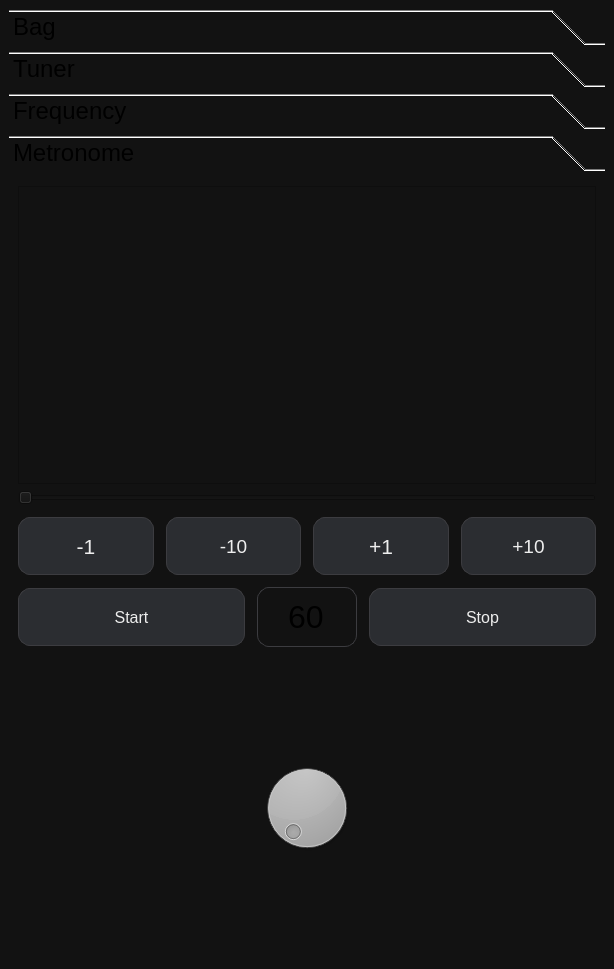
DjamesSuhanko/Musicool, file mainwindow.ui: the form before one commit.
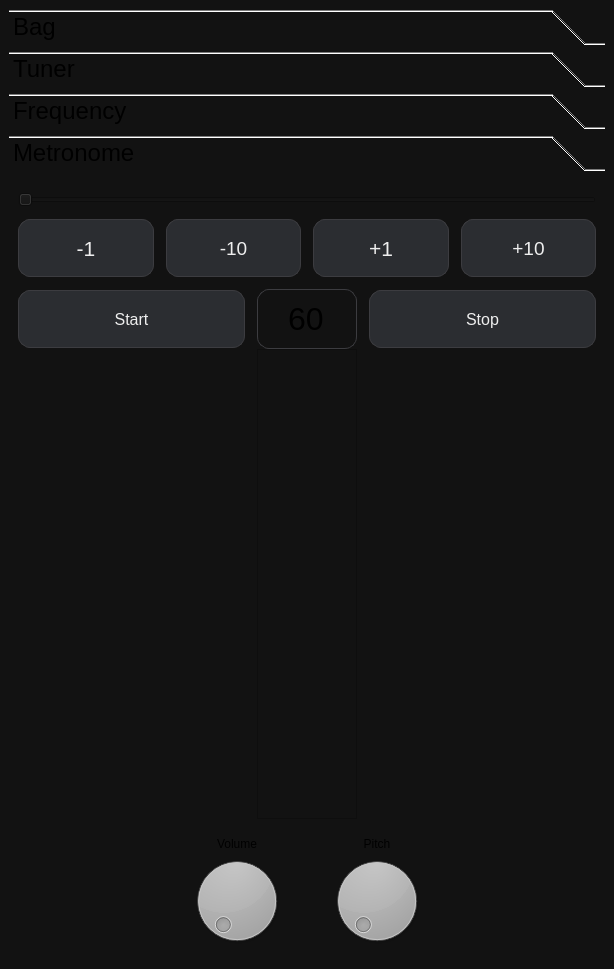
The form after the commit. The open tabs and pages were chosen to show the change. Custom widgets are drawn as their Qt base class.

Commit message: Implementado 1o nivel de volume (TODO: implementar segundo nivel)

```diff
--- a/mainwindow.ui
+++ b/mainwindow.ui
@@ -47,7 +47,7 @@
          </font>
         </property>
         <property name="currentIndex">
-         <number>0</number>
+         <number>3</number>
         </property>
         <property name="tabSpacing">
          <number>6</number>
@@ -1214,14 +1214,7 @@
                 </property>
                </spacer>
               </item>
-              <item row="0" column="1">
-               <widget class="ModernDial" name="dialMetronome">
-                <property name="wrapping">
-                 <bool>false</bool>
-                </property>
-               </widget>
-              </item>
-              <item row="0" column="2">
+              <item row="0" column="4">
                <spacer name="horizontalSpacer_2">
                 <property name="orientation">
                  <enum>Qt::Orientation::Horizontal</enum>
@@ -1234,6 +1227,61 @@
                 </property>
                </spacer>
               </item>
+              <item row="0" column="1">
+               <layout class="QHBoxLayout" name="horizontalLayout">
+                <item>
+                 <layout class="QGridLayout" name="gridLayout_28">
+                  <item row="0" column="0">
+                   <widget class="QLabel" name="label_2">
+                    <property name="text">
+                     <string>Volume</string>
+                    </property>
+                    <property name="alignment">
+                     <set>Qt::AlignmentFlag::AlignCenter</set>
+                    </property>
+                   </widget>
+                  </item>
+                  <item row="1" column="0">
+                   <widget class="ModernDial" name="dialMetronomeVolume"/>
+                  </item>
+                 </layout>
+                </item>
+                <item>
+                 <spacer name="horizontalSpacer_3">
+                  <property name="orientation">
+                   <enum>Qt::Orientation::Horizontal</enum>
+                  </property>
+                  <property name="sizeHint" stdset="0">
+                   <size>
+                    <width>40</width>
+                    <height>20</height>
+                   </size>
+                  </property>
+                 </spacer>
+                </item>
+                <item>
+                 <layout class="QGridLayout" name="gridLayout_27">
+                  <item row="1" column="0">
+                   <widget class="ModernDial" name="dialMetronome">
+                    <property name="wrapping">
+                     <bool>false</bool>
+                    </property>
+                   </widget>
+                  </item>
+                  <item row="0" column="0">
+                   <widget class="QLabel" name="label">
+                    <property name="text">
+                     <string>Pitch</string>
+                    </property>
+                    <property name="alignment">
+                     <set>Qt::AlignmentFlag::AlignCenter</set>
+                    </property>
+                   </widget>
+                  </item>
+                 </layout>
+                </item>
+               </layout>
+              </item>
              </layout>
             </item>
             <item row="1" column="0">
@@ -1260,7 +1308,7 @@
                     <property name="minimumSize">
                      <size>
                       <width>0</width>
-                      <height>50</height>
+                      <height>58</height>
                      </size>
                     </property>
                     <property name="maximumSize">
@@ -1287,7 +1335,7 @@
                     <property name="minimumSize">
                      <size>
                       <width>0</width>
-                      <height>50</height>
+                      <height>58</height>
                      </size>
                     </property>
                     <property name="maximumSize">
@@ -1314,7 +1362,7 @@
                     <property name="minimumSize">
                      <size>
                       <width>0</width>
-                      <height>50</height>
+                      <height>58</height>
                      </size>
                     </property>
                     <property name="maximumSize">
@@ -1341,7 +1389,7 @@
                     <property name="minimumSize">
                      <size>
                       <width>0</width>
-                      <height>50</height>
+                      <height>58</height>
                      </size>
                     </property>
                     <property name="maximumSize">
@@ -1400,6 +1448,33 @@
                     </property>
                    </widget>
                   </item>
+                  <item row="0" column="2">
+                   <widget class="QPushButton" name="pushButton_stop">
+                    <property name="minimumSize">
+                     <size>
+                      <width>0</width>
+                      <height>58</height>
+                     </size>
+                    </property>
+                    <property name="maximumSize">
+                     <size>
+                      <width>16777215</width>
+                      <height>16777215</height>
+                     </size>
+                    </property>
+                    <property name="font">
+                     <font>
+                      <pointsize>12</pointsize>
+                     </font>
+                    </property>
+                    <property name="text">
+                     <string>Stop</string>
+                    </property>
+                    <property name="checkable">
+                     <bool>false</bool>
+                    </property>
+                   </widget>
+                  </item>
                   <item row="0" column="1">
                    <widget class="QLineEdit" name="lineEdit_metronome">
                     <property name="sizePolicy">
@@ -1433,30 +1508,13 @@
                     </property>
                    </widget>
                   </item>
-                  <item row="0" column="2">
-                   <widget class="QPushButton" name="pushButton_stop">
-                    <property name="minimumSize">
-                     <size>
-                      <width>0</width>
-                      <height>58</height>
-                     </size>
+                  <item row="1" column="1">
+                   <widget class="QFrame" name="frame_2">
+                    <property name="frameShape">
+                     <enum>QFrame::Shape::StyledPanel</enum>
                     </property>
-                    <property name="maximumSize">
-                     <size>
-                      <width>16777215</width>
-                      <height>16777215</height>
-                     </size>
-                    </property>
-                    <property name="font">
-                     <font>
-                      <pointsize>12</pointsize>
-                     </font>
-                    </property>
-                    <property name="text">
-                     <string>Stop</string>
-                    </property>
-                    <property name="checkable">
-                     <bool>false</bool>
+                    <property name="frameShadow">
+                     <enum>QFrame::Shadow::Raised</enum>
                     </property>
                    </widget>
                   </item>
```
The commit also changes 5 other files.
